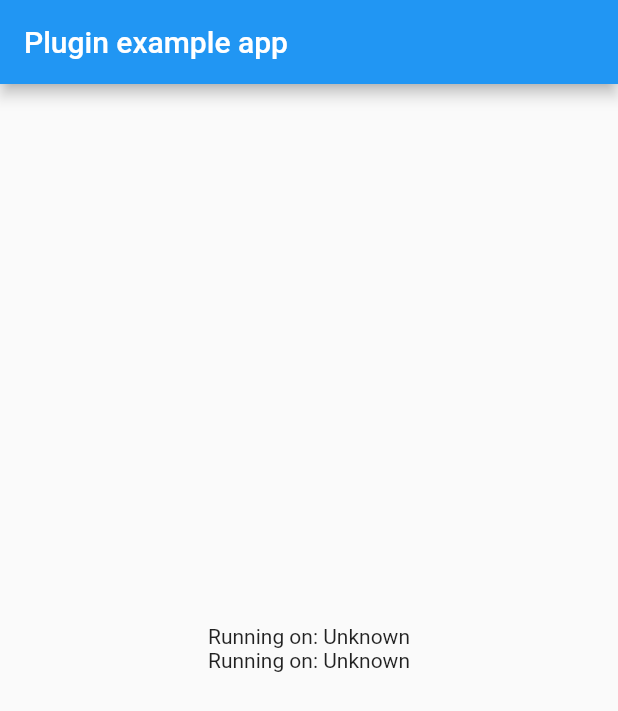
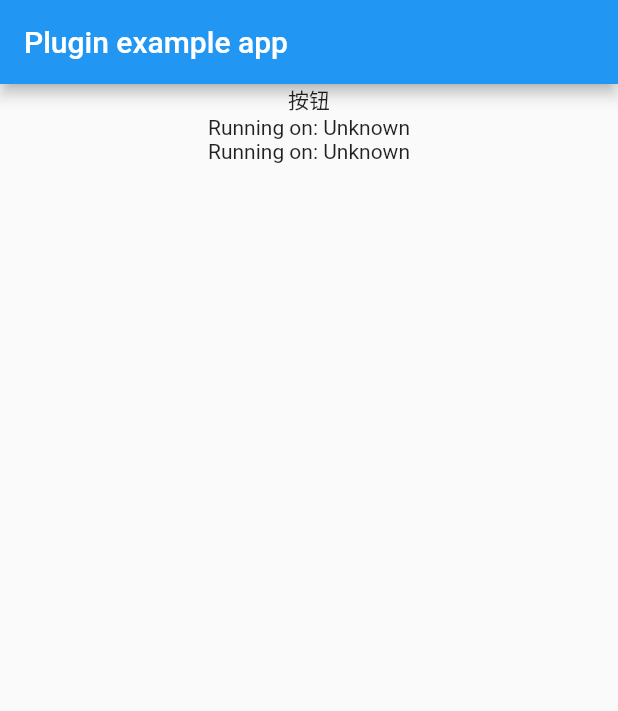
Before and after one commit to a47781402/flutter_huawei_push, a Flutter app: the screen it shows after launch, on a phone screen of 412 x 824 dp. Shown: the top 711 px of the screen. Run offline on Flutter 3.47's test engine with Material 2 defaults, Android fonts, the phone set to English and light mode, and no system bars.

Commit message:
获取token修改

```diff
--- a/example/lib/main.dart
+++ b/example/lib/main.dart
@@ -52,7 +52,8 @@ class _MyAppState extends State<MyApp> {
   Future<void> getToken() async {
     String token;
     try {
-      final String result = await platform.invokeMethod('getToken');
+//      final String result = await platform.invokeMethod('getToken');
+      final String result = await flutterHuaweiPush.getToken;
       token = result;
     } on PlatformException catch (e) {
       token = "Failed to get battery level: '${e.message}'.";
@@ -73,12 +74,22 @@ class _MyAppState extends State<MyApp> {
           title: const Text('Plugin example app'),
         ),
         body: Center(
-          child: GestureDetector(
-              onTap: () {
-                getToken();
-              },
-              child:
-                  Text('Running on: $_token\nRunning on: $_platformVersion\n')),
+          child: Column(
+            children: <Widget>[
+              GestureDetector(
+                  onTap: () {
+                    flutterHuaweiPush.reqToken();
+                  },
+                  child:
+                  Text('按钮')),
+              GestureDetector(
+                  onTap: () {
+                    getToken();
+                  },
+                  child:
+                      Text('Running on: $_token\nRunning on: $_platformVersion\n')),
+            ],
+          ),
         ),
       ),
     );
```
Also changed, not shown: lib/flutter_huawei_push.dart (+10 -33 lines), 2 other files.
